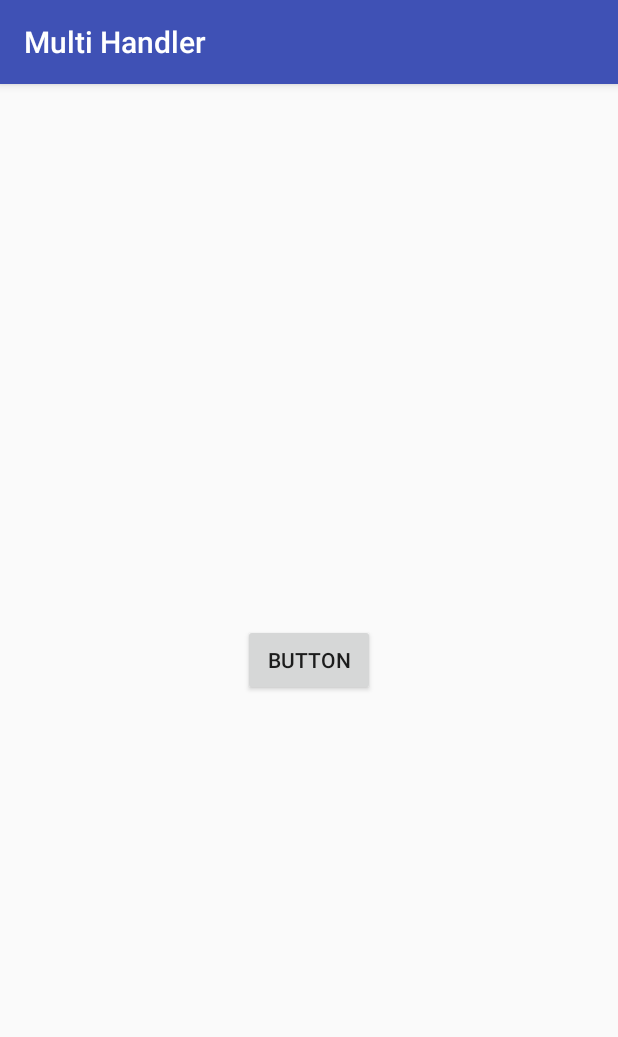
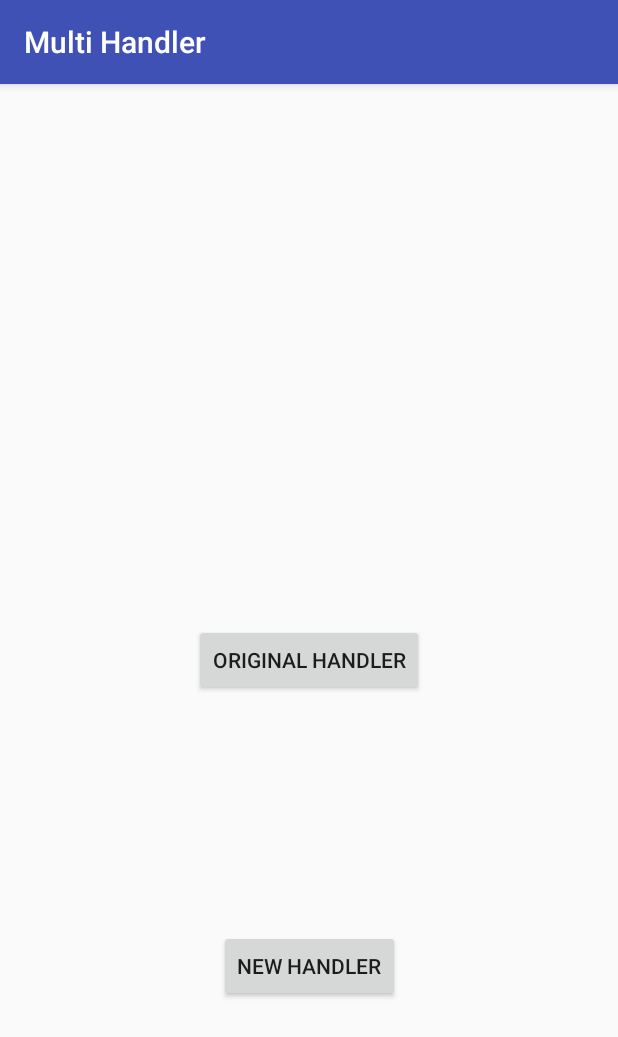
Before and after one commit to wcang/junkcode, an Android app: the screen it shows after launch (MainActivity), on a phone screen of 412 x 824 dp. Shown: the top 1037 px of the screen. Run offline under Robolectric (Android 15) with nearby library versions, the phone set to English and light mode, and no system bars.

Commit message:
It looks like multi handlers can be associated with a looper. However, a message posted by a handler will be handled by the Handler itself in the context of the thread associated with looper.
Handler A post a message -> Message handled by Handler A in Thread T.
Handler B post a message -> Message handled by Handler B in Thread T.

```diff
--- a/multihandler/app/src/main/java/com/wcang/multihandler/MainActivity.java
+++ b/multihandler/app/src/main/java/com/wcang/multihandler/MainActivity.java
@@ -14,6 +14,8 @@ import java.util.Date;
 public class MainActivity extends AppCompatActivity {
     private static final String TAG = "MainActivity";
     private TestThread testThread;
+    private Handler anotherHandler;
+
 
     public class TestThread extends Thread {
         public Handler handler;
@@ -25,11 +27,13 @@ public class MainActivity extends AppCompatActivity {
                 @Override
                 public void handleMessage(Message msg) {
                     Date date = (Date) msg.obj;
-                    Log.i(TAG, String.format("Thread %s timestamp %s", getName(), date.toString()));
+                    Log.i(TAG, String.format("Original Handler Thread %s timestamp %s", getName(), date.toString()));
                 }
             };
             Looper.loop();
+            Log.i(TAG, "Goodbye cruel world");
         }
+
     }
 
     @Override
@@ -39,17 +43,41 @@ public class MainActivity extends AppCompatActivity {
         testThread = new TestThread();
         testThread.start();
 
+
+
         Button button = findViewById(R.id.button);
         button.setOnClickListener(new View.OnClickListener() {
             @Override
             public void onClick(View v) {
-                Log.i(TAG, "onClick: ");
+
                 if (v.getId() == R.id.button) {
                     Message msg = testThread.handler.obtainMessage(0, new Date());
                     testThread.handler.sendMessage(msg);
                 }
             }
         });
+
+
+        final Button anotherButton = findViewById(R.id.button2);
+        anotherButton.setOnClickListener(new View.OnClickListener() {
+            @Override
+            public void onClick(View v) {
+
+                if (anotherHandler == null) {
+                    anotherHandler = new Handler(testThread.handler.getLooper()) {
+                        @Override
+                        public void handleMessage(Message msg) {
+                            Date date = (Date) msg.obj;
+                            Log.i(TAG, String.format("Another Handler Thread %s timestamp %s", Thread.currentThread().getName(), date.toString()));                        }
+                    };
+                }
+                if (v.getId() == R.id.button2) {
+                    Message msg = anotherHandler.obtainMessage(0, new Date());
+                    anotherHandler.sendMessage(msg);
+                }
+            }
+        });
+
     }
 
 
--- a/multihandler/app/src/main/res/layout/activity_main.xml
+++ b/multihandler/app/src/main/res/layout/activity_main.xml
@@ -15,10 +15,24 @@
         android:layout_marginEnd="8dp"
         android:layout_marginStart="8dp"
         android:layout_marginTop="8dp"
-        android:text="Button"
+        android:text="Original Handler"
         app:layout_constraintBottom_toBottomOf="parent"
         app:layout_constraintEnd_toEndOf="parent"
         app:layout_constraintStart_toStartOf="parent"
         app:layout_constraintTop_toTopOf="parent" />
 
+    <Button
+        android:id="@+id/button2"
+        android:layout_width="wrap_content"
+        android:layout_height="wrap_content"
+        android:layout_marginBottom="8dp"
+        android:layout_marginEnd="8dp"
+        android:layout_marginStart="8dp"
+        android:layout_marginTop="8dp"
+        android:text="New Handler"
+        app:layout_constraintBottom_toBottomOf="parent"
+        app:layout_constraintEnd_toEndOf="parent"
+        app:layout_constraintStart_toStartOf="parent"
+        app:layout_constraintTop_toBottomOf="@+id/button" />
+
 </android.support.constraint.ConstraintLayout>
```
